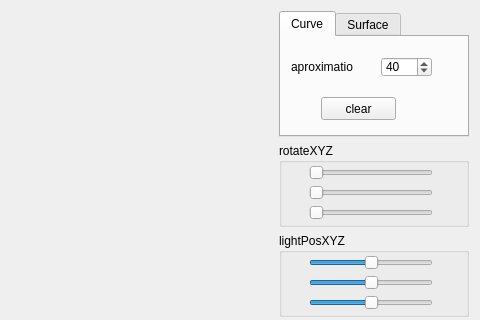
The window that window.ui (Siterina/ComputerGraphics_KP_12) describes before a commit, drawn with Qt 5; both pictures show x 338 to 818 and y 0 to 320 of the 818 by 618 pixel window.
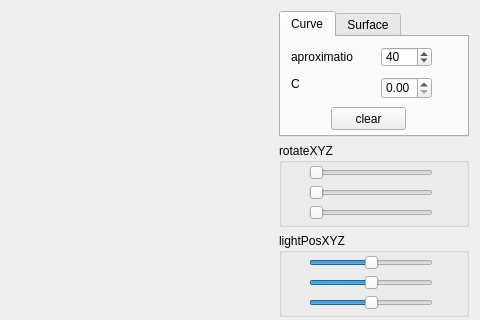
The same window after the commit. Custom widgets are drawn as their Qt base class.

Diff of the .ui file:
```diff
--- a/window.ui
+++ b/window.ui
@@ -541,7 +541,7 @@
        <property name="geometry">
         <rect>
          <x>10</x>
-         <y>20</y>
+         <y>10</y>
          <width>62</width>
          <height>20</height>
         </rect>
@@ -560,7 +560,7 @@
        <property name="geometry">
         <rect>
          <x>100</x>
-         <y>20</y>
+         <y>10</y>
          <width>51</width>
          <height>20</height>
         </rect>
@@ -584,8 +584,8 @@
       <widget class="QPushButton" name="clearWidget">
        <property name="geometry">
         <rect>
-         <x>40</x>
-         <y>60</y>
+         <x>50</x>
+         <y>70</y>
          <width>75</width>
          <height>23</height>
         </rect>
@@ -594,6 +594,35 @@
         <string>clear</string>
        </property>
       </widget>
+      <widget class="QDoubleSpinBox" name="doubleSpinBox">
+       <property name="geometry">
+        <rect>
+         <x>100</x>
+         <y>40</y>
+         <width>51</width>
+         <height>22</height>
+        </rect>
+       </property>
+       <property name="maximum">
+        <double>1.000000000000000</double>
+       </property>
+       <property name="singleStep">
+        <double>0.050000000000000</double>
+       </property>
+      </widget>
+      <widget class="QLabel" name="label">
+       <property name="geometry">
+        <rect>
+         <x>10</x>
+         <y>40</y>
+         <width>46</width>
+         <height>13</height>
+        </rect>
+       </property>
+       <property name="text">
+        <string>C</string>
+       </property>
+      </widget>
      </widget>
      <widget class="QWidget" name="surface">
       <attribute name="title">
```
Left out of the diff: 19 changed lines with no effect on the pictures.
